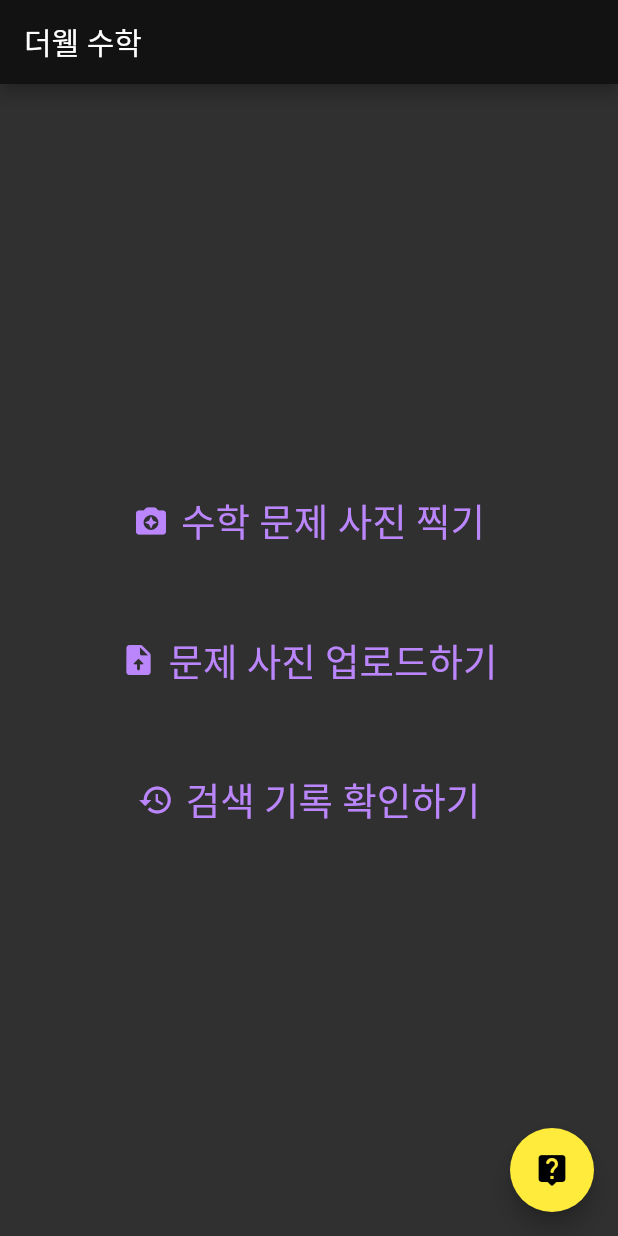
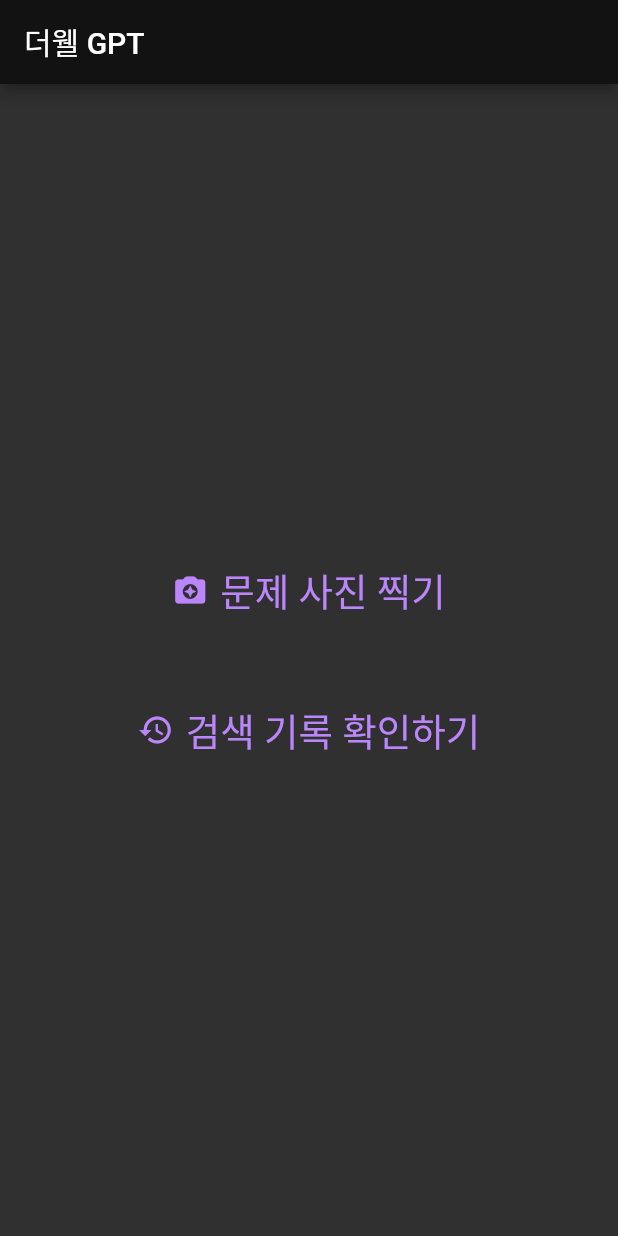
Before and after one commit to thewell-academy/thewell_gpt_app, a Flutter app: the screen it shows after launch, on a phone screen of 412 x 824 dp. Run offline on Flutter 3.47's test engine with Material 2 defaults, Android fonts, the phone set to English and light mode, and no system bars; our stand-ins replace camera; missing offline and left inert: dart:html.

Commit message:
사진 찍기, 결과 보여주기, 버튼 설정 완료. TODO: 각 버튼 기능 추가

```diff
--- a/lib/main.dart
+++ b/lib/main.dart
@@ -24,14 +24,14 @@ class MyApp extends StatelessWidget {
   Widget build(BuildContext context) {
 
     return MaterialApp(
-      title: '더웰 수학',
+      title: '더웰 GPT',
       theme: ThemeData(
         primaryColor: Colors.black87,
         colorScheme: const ColorScheme.dark(),
       ),
       debugShowCheckedModeBanner: false,
       home: MyHomePage(
-        title: '더웰 수학',
+        title: '더웰 GPT',
         camera: camera,
       ),
     );
@@ -53,14 +53,6 @@ class MyHomePage extends StatefulWidget {
 }
 
 class _MyHomePageState extends State<MyHomePage> {
-  int _counter = 0;
-
-  void _incrementCounter() {
-    setState(() {
-      _counter++;
-    });
-  }
-
 
   @override
   Widget build(BuildContext context) {
@@ -81,23 +73,13 @@ class _MyHomePageState extends State<MyHomePage> {
               },
               icon: const Icon(Icons.camera_enhance_rounded),
               label: const Text(
-                '수학 문제 사진 찍기',
+                '문제 사진 찍기',
                 style: TextStyle(
                     fontSize: 25
                 ),
               ),
             ),
-            const Padding(padding: EdgeInsets.fromLTRB(0, 20, 0, 20)),
-            TextButton.icon(
-              onPressed: () {},
-              icon: const Icon(Icons.upload_file_rounded),
-              label: const Text(
-                '문제 사진 업로드하기',
-                style: TextStyle(
-                    fontSize: 25
-                ),
-              ),
-            ),
+
             const Padding(padding: EdgeInsets.fromLTRB(0, 20, 0, 20)),
             TextButton.icon(
                 onPressed: () {},
@@ -112,12 +94,12 @@ class _MyHomePageState extends State<MyHomePage> {
           ],
         ),
       ),
-      floatingActionButton: FloatingActionButton(
-        onPressed: _incrementCounter,
-        tooltip: 'Increment',
-        backgroundColor: Colors.yellow,
-        child: const Icon(Icons.live_help_rounded),
-      ), // This trailing comma makes auto-formatting nicer for build methods.
+      // floatingActionButton: FloatingActionButton(
+      //   onPressed: _incrementCounter,
+      //   tooltip: 'Increment',
+      //   backgroundColor: Colors.yellow,
+      //   child: const Icon(Icons.live_help_rounded),
+      // ), // This trailing comma makes auto-formatting nicer for build methods.
     );
   }
 }
```
Also changed, not shown: lib/camera/camera_controller.dart (+120 -44 lines).
